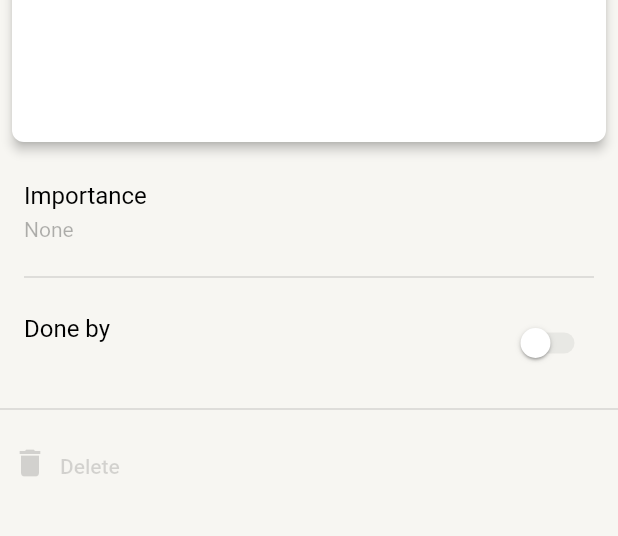
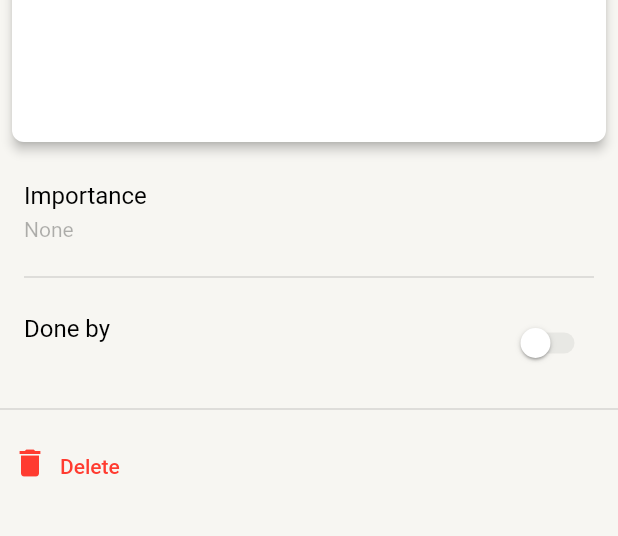
Before and after one commit to Bahonika/todo_app, a Flutter app: the TodoCreateScreen screen opened directly, on a phone screen of 412 x 824 dp, the part 152-688 px from its top. Run offline on Flutter 3.47's test engine with Material 2 defaults, Android fonts, the phone set to English and light mode, and no system bars; our stand-ins replace dio, firebase_core, firebase_crashlytics, flutter_riverpod, hive, hive_flutter and 2 more; missing offline and left inert: dart:ffi; accounts and stored records are empty; generated files the repository leaves out were written again; network calls fail; statements that could not run were skipped.

Commit message:
without edit todo

```diff
--- a/lib/presentation/screens/todo_create_screen.dart
+++ b/lib/presentation/screens/todo_create_screen.dart
@@ -11,11 +11,9 @@ import 'package:todo_app/presentation/localization/s.dart';
 import 'package:todo_app/presentation/theme/custom_text_theme.dart';
 
 class TodoCreateScreen extends ConsumerStatefulWidget {
-  final bool isEdit;
   final Todo? todoForEdit;
 
-  const TodoCreateScreen({Key? key, this.isEdit = false, this.todoForEdit})
-      : super(key: key);
+  const TodoCreateScreen({Key? key, this.todoForEdit}) : super(key: key);
 
   @override
   ConsumerState createState() => _TodoCreateScreenState();
@@ -27,7 +25,19 @@ class _TodoCreateScreenState extends ConsumerState<TodoCreateScreen> {
     ref.read(todosController.notifier).create(todo);
   }
 
-  void editTask() {}
+  void editTask() {
+
+  }
+
+  void _tapHandler() {
+    if (ref.watch(isEditProvider)) {
+      editTask();
+    } else {
+      createTask();
+    }
+
+    ref.read(navigationProvider).pop();
+  }
 
   @override
   Widget build(BuildContext context) {
@@ -46,10 +56,7 @@ class _TodoCreateScreenState extends ConsumerState<TodoCreateScreen> {
         ),
         actions: [
           TextButton(
-            onPressed: () {
-              createTask();
-              ref.read(navigationProvider).pop();
-            },
+            onPressed: () => _tapHandler(),
             child: Text(
               S.of(context).save,
               style: TextStyle(
@@ -62,17 +69,17 @@ class _TodoCreateScreenState extends ConsumerState<TodoCreateScreen> {
       body: SingleChildScrollView(
         child: Column(
           crossAxisAlignment: CrossAxisAlignment.start,
-          children: [
-            const TextFieldTile(),
-            const ImportanceTile(),
-            const Padding(
+          children: const [
+            TextFieldTile(),
+            ImportanceTile(),
+            Padding(
               padding: EdgeInsets.symmetric(horizontal: 16.0),
               child: Divider(),
             ),
-            const DateTile(),
-            const Divider(),
-            DeleteTile(isDisabled: !widget.isEdit, todo: widget.todoForEdit),
-            const SizedBox(
+            DateTile(),
+            Divider(),
+            DeleteTile(),
+            SizedBox(
               height: 50,
             ),
           ],
@@ -211,14 +218,10 @@ class DateTile extends ConsumerWidget {
 }
 
 class DeleteTile extends ConsumerWidget {
-  final bool isDisabled;
-  final Todo? todo;
-
-  const DeleteTile({Key? key, required this.isDisabled, this.todo})
-      : super(key: key);
+  const DeleteTile({Key? key}) : super(key: key);
 
   void delete(WidgetRef ref) {
-    if (!isDisabled) {}
+    if (!ref.watch(isEditProvider)) {}
   }
 
   @override
@@ -231,7 +234,7 @@ class DeleteTile extends ConsumerWidget {
         children: [
           Icon(
             Icons.delete,
-            color: isDisabled
+            color: ref.watch(isEditProvider)
                 ? Theme.of(context).extension<CustomColors>()!.labelDisable
                 : Theme.of(context).extension<CustomColors>()!.colorRed,
           ),
@@ -240,7 +243,7 @@ class DeleteTile extends ConsumerWidget {
             child: Text(
               S.of(context).delete,
               style: TextStyle(
-                color: isDisabled
+                color: ref.watch(isEditProvider)
                     ? Theme.of(context).extension<CustomColors>()!.labelDisable
                     : Theme.of(context).extension<CustomColors>()!.colorRed,
               ),
--- a/lib/presentation/screens/todo_list_screen.dart
+++ b/lib/presentation/screens/todo_list_screen.dart
@@ -81,7 +81,9 @@ class SliverTodoList extends ConsumerWidget {
 
   @override
   Widget build(BuildContext context, WidgetRef ref) {
-    var todoToShow = ref.watch(todosController);
+    var todoToShow = ref.watch(showAllTodosProvider)
+        ? ref.watch(todosController)
+        : ref.watch(uncompletedTodosProvider);
     return SliverToBoxAdapter(
       child: WrapCard(
         child: ListView.builder(
```
Also changed, not shown: lib/presentation/components/my_sliver_persistent_header.dart (+11 -6 lines), lib/presentation/navigation/navigation_controller.dart (+1 -6 lines), lib/presentation/providers/todos_controller.dart (+58 -0 lines).
